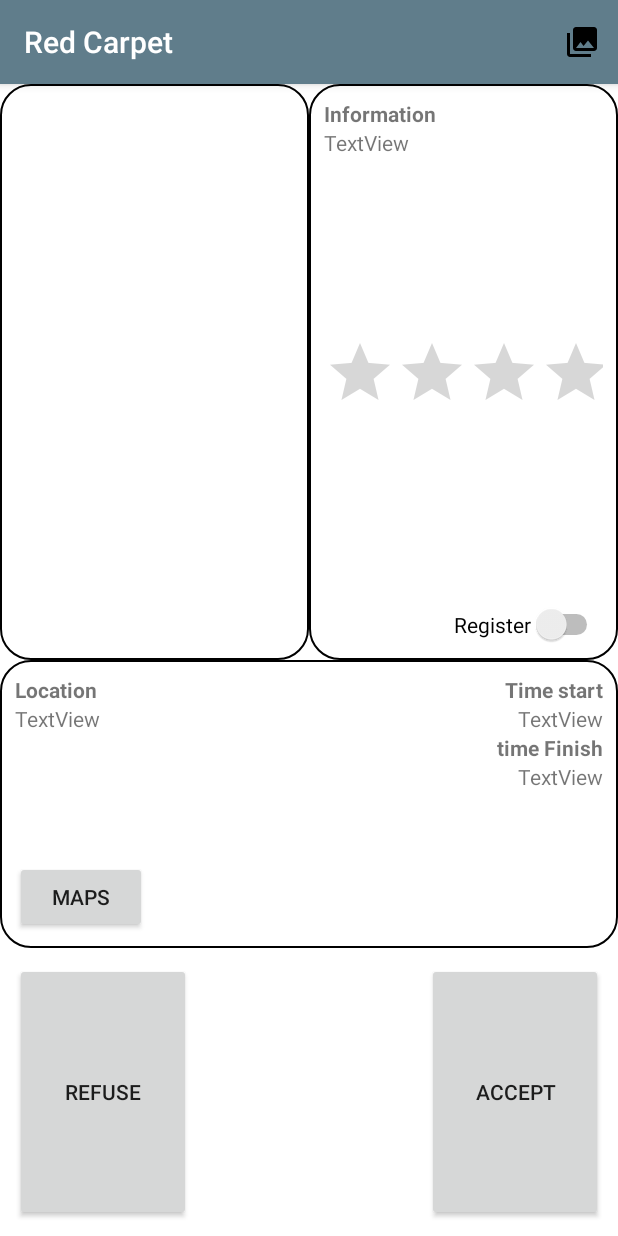
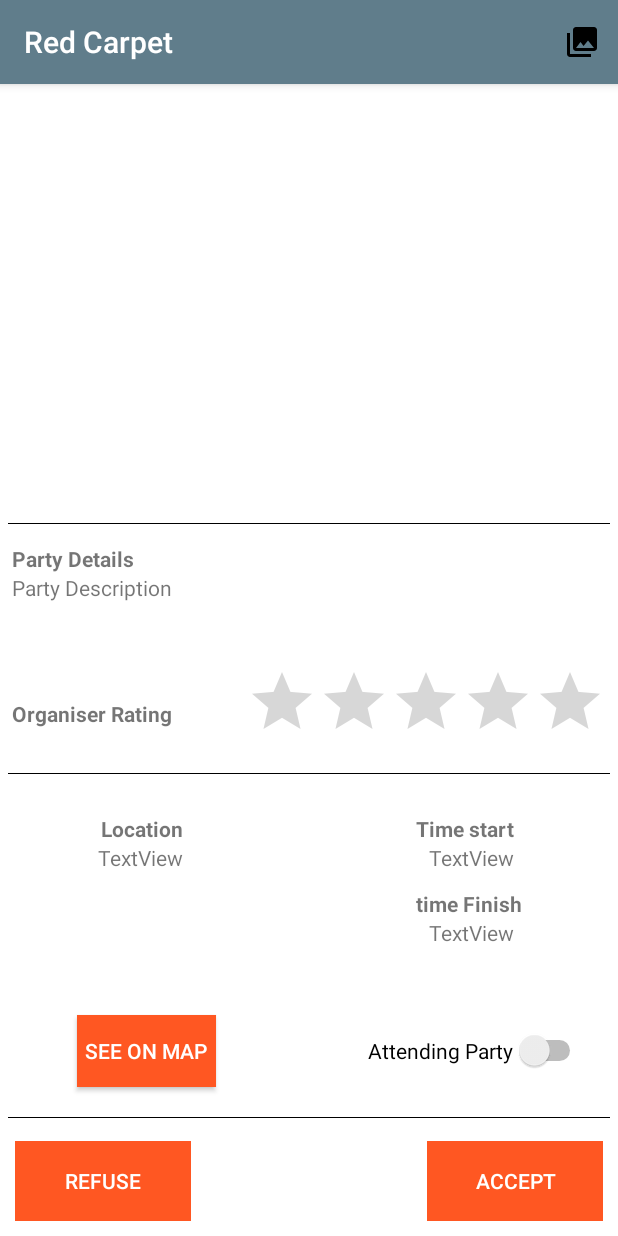
Before and after one commit to DiePharisaer/RedCarpet, an Android app: the PartiesActivity screen opened directly, with no data from a screen before it, on a phone screen of 412 x 824 dp. Run offline under Robolectric (Android 15) with nearby library versions, the phone set to English and light mode, and no system bars; our stand-ins replace Firebase (no records; nobody signed in at launch, a user with empty details on screens opened directly), Picasso; pictures from the network do not load; 2 statements that could not run were skipped.

Commit message:
layouts updated, small toolbar tweak 2

```diff
--- a/app/src/main/res/layout/activity_parties.xml
+++ b/app/src/main/res/layout/activity_parties.xml
@@ -5,21 +5,22 @@
     android:layout_width="match_parent"
     android:layout_height="match_parent"
     android:orientation="vertical"
+    android:weightSum="2"
     android:background="@color/md_white_1000"
     tools:context="com.tlc.laque.redcarpet.parties.PartiesActivity">
 
     <LinearLayout
 
         android:layout_width="match_parent"
-        android:layout_height="match_parent"
-        android:layout_weight="1"
-        android:orientation="horizontal">
+        android:layout_height="0dp"
+        android:layout_weight="1.2"
+        android:weightSum="2"
+        android:orientation="vertical">
 
         <LinearLayout
             android:layout_width="match_parent"
-            android:layout_height="match_parent"
-            android:layout_weight="1"
-            android:background="@drawable/border_all"
+            android:layout_height="0dp"
+            android:layout_weight="1.3"
             android:orientation="vertical">
 
             <ImageView
@@ -29,20 +30,36 @@
                 app:srcCompat="@drawable/common_full_open_on_phone" />
         </LinearLayout>
 
+        <View
+            android:layout_width="match_parent"
+            android:layout_height="0.5dp"
+            android:layout_margin="5dp"
+            android:background="#000000" />
+
         <RelativeLayout
             android:layout_width="match_parent"
-            android:layout_height="match_parent"
-            android:layout_weight="1"
-            android:background="@drawable/border_all">
+            android:layout_height="0dp"
+            android:padding="8dp"
+            android:layout_weight="0.7">
+
+            <TextView
+                android:id="@+id/textView3"
+                android:layout_width="wrap_content"
+                android:layout_height="wrap_content"
+                android:text="Organiser Rating"
+                android:textStyle="bold"
+                android:layout_marginBottom="16dp"
+                android:layout_alignParentBottom="true"
+                android:layout_alignParentStart="true" />
 
             <TextView
                 android:id="@+id/textView4"
                 android:layout_width="wrap_content"
                 android:layout_height="wrap_content"
-                android:layout_alignParentStart="true"
+                android:text="Party Details"
+                android:textStyle="bold"
                 android:layout_alignParentTop="true"
-                android:text="Information"
-                android:textStyle="bold" />
+                android:layout_alignParentStart="true" />
 
             <TextView
                 android:id="@+id/textViewInformation"
@@ -51,73 +68,89 @@
                 android:layout_alignParentEnd="true"
                 android:layout_alignParentStart="true"
                 android:layout_below="@+id/textView4"
-                android:text="TextView" />
+                android:text="Party Description"
+                android:layout_above="@+id/ratingBarOrganizer" />
+
+            <LinearLayout
+                android:layout_width="wrap_content"
+                android:layout_height="wrap_content"
+                android:layout_alignParentEnd="true"
+                android:layout_below="@+id/textViewInformation"
+                android:gravity="center_horizontal"
+                android:orientation="horizontal"
+                android:id="@+id/linearLayout">
+
+            </LinearLayout>
+
+            <RatingBar
+                android:id="@+id/ratingBarOrganizer"
+                style="?android:attr/ratingBarStyle"
+                android:layout_width="wrap_content"
+                android:layout_height="wrap_content"
+                android:layout_gravity="center"
+                android:isIndicator="true"
+                android:numStars="5"
+                android:scrollbarSize="5dp"
+                android:stepSize="0.1"
+                android:layout_alignParentBottom="true"
+                android:layout_alignEnd="@+id/linearLayout" />
+
+        </RelativeLayout>
+    </LinearLayout>
+
+    <View
+        android:id="@+id/view"
+        android:layout_width="match_parent"
+        android:layout_height="0.5dp"
+        android:layout_margin="5dp"
+        android:background="#000000" />
+
+    <LinearLayout
+        android:layout_width="match_parent"
+        android:layout_height="0dp"
+        android:layout_weight="0.8"
+        android:orientation="vertical"
+        android:weightSum="1">
+
+        <RelativeLayout
+            android:layout_width="match_parent"
+            android:layout_height="0dp"
+            android:layout_weight="0.75"
+            >
 
             <Switch
                 android:id="@+id/switchAttendingUs"
                 android:layout_width="wrap_content"
                 android:layout_height="wrap_content"
+                android:layout_marginEnd="21dp"
+                android:text="Attending Party"
+                android:layout_marginBottom="25dp"
                 android:layout_alignParentBottom="true"
-                android:layout_alignParentEnd="true"
-                android:text="Register" />
-
-            <LinearLayout
-                android:layout_width="match_parent"
-                android:layout_height="match_parent"
-                android:layout_above="@+id/switchAttendingUs"
-                android:layout_alignParentEnd="true"
-                android:layout_below="@+id/textViewInformation"
-                android:orientation="horizontal">
-
-                <RatingBar
-                    android:id="@+id/ratingBarOrganizer"
-                    style="?android:attr/ratingBarStyle"
-                    android:layout_width="match_parent"
-                    android:layout_height="wrap_content"
-                    android:isIndicator="true"
-                    android:numStars="5"
-                    android:layout_gravity="center"
-                    android:scrollbarSize="5dp"
-                    android:stepSize="0.1" />
-            </LinearLayout>
-
-        </RelativeLayout>
-    </LinearLayout>
-
-    <LinearLayout
-        android:layout_width="match_parent"
-        android:layout_height="match_parent"
-        android:layout_weight="1"
-        android:orientation="vertical">
-
-        <RelativeLayout
-            android:layout_width="match_parent"
-            android:layout_height="match_parent"
-            android:layout_weight="1.4"
-            android:background="@drawable/border_all">
+                android:layout_alignParentEnd="true" />
 
             <TextView
                 android:id="@+id/textView12"
                 android:layout_width="wrap_content"
                 android:layout_height="wrap_content"
-                android:layout_alignParentEnd="true"
+                android:text="time Finish"
+                android:textStyle="bold"
                 android:layout_below="@+id/textViewTimeStart"
-                android:text="time Finish"
-                android:textStyle="bold" />
+                android:layout_alignStart="@+id/textView10"
+                android:layout_marginTop="11dp" />
 
             <TextView
                 android:id="@+id/textViewLocation"
                 android:layout_width="wrap_content"
                 android:layout_height="wrap_content"
-                android:layout_alignParentStart="true"
-                android:layout_below="@+id/textView7"
+                android:layout_above="@+id/textView12"
+                android:layout_alignEnd="@+id/textView7"
                 android:text="TextView" />
 
             <TextView
                 android:id="@+id/textViewTimeFinish"
                 android:layout_width="wrap_content"
                 android:layout_height="wrap_content"
-                android:layout_alignParentEnd="true"
+                android:layout_alignEnd="@+id/textView10"
                 android:layout_below="@+id/textView12"
                 android:text="TextView" />
 
@@ -125,16 +158,18 @@
                 android:id="@+id/textView7"
                 android:layout_width="wrap_content"
                 android:layout_height="wrap_content"
+                android:layout_alignBaseline="@+id/textView10"
+                android:layout_alignBottom="@+id/textView10"
+                android:layout_alignStart="@+id/buttonMaps"
+                android:layout_marginStart="16dp"
                 android:text="Location"
-                android:textStyle="bold"
-                android:layout_alignParentTop="true"
-                android:layout_alignParentStart="true" />
+                android:textStyle="bold" />
 
             <TextView
                 android:id="@+id/textViewTimeStart"
                 android:layout_width="wrap_content"
                 android:layout_height="wrap_content"
-                android:layout_alignParentEnd="true"
+                android:layout_alignEnd="@+id/textView10"
                 android:layout_below="@+id/textView10"
                 android:text="TextView" />
 
@@ -142,25 +177,39 @@
                 android:id="@+id/textView10"
                 android:layout_width="wrap_content"
                 android:layout_height="wrap_content"
-                android:layout_alignParentEnd="true"
-                android:layout_alignTop="@+id/textView7"
+                android:layout_marginStart="32dp"
+                android:layout_marginTop="21dp"
                 android:text="Time start"
-                android:textStyle="bold" />
+                android:textStyle="bold"
+                android:layout_alignParentTop="true"
+                android:layout_alignStart="@+id/switchAttendingUs" />
 
             <Button
                 android:id="@+id/buttonMaps"
                 android:layout_width="wrap_content"
                 android:layout_height="wrap_content"
-                android:layout_alignParentBottom="true"
+                android:background="@color/colorAccent"
+                android:onClick="buttonPartyClick"
+                android:padding="5dp"
+                android:text="SEE ON MAP"
+                android:textColor="@color/md_white_1000"
+                android:layout_alignBaseline="@+id/switchAttendingUs"
+                android:layout_alignBottom="@+id/switchAttendingUs"
                 android:layout_alignParentStart="true"
-                android:onClick="buttonPartyClick"
-                android:text="MAPS" />
+                android:layout_marginStart="51dp" />
         </RelativeLayout>
+
+        <View
+            android:id="@+id/view2"
+            android:layout_width="match_parent"
+            android:layout_height="0.5dp"
+            android:layout_margin="5dp"
+            android:background="#000000" />
 
         <LinearLayout
             android:layout_width="match_parent"
-            android:layout_height="match_parent"
-            android:layout_weight="1.4"
+            android:layout_height="0dp"
+            android:layout_weight="0.25"
             android:orientation="vertical">
 
             <LinearLayout
@@ -181,8 +230,10 @@
                         android:layout_width="match_parent"
                         android:layout_height="match_parent"
                         android:layout_weight="1"
+                        android:background="@color/colorAccent"
                         android:onClick="buttonPartyClick"
-                        android:text="REFUSE" />
+                        android:text="REFUSE"
+                        android:textColor="@color/md_white_1000" />
                 </LinearLayout>
 
                 <LinearLayout
@@ -205,8 +256,11 @@
                         android:id="@+id/buttonAcceptParty"
                         android:layout_width="match_parent"
                         android:layout_height="match_parent"
+                        android:background="@color/colorAccent"
+                        android:elevation="0dp"
                         android:onClick="buttonPartyClick"
-                        android:text="ACCEPT" />
+                        android:text="ACCEPT"
+                        android:textColor="@color/md_white_1000" />
                 </LinearLayout>
             </LinearLayout>
 
@@ -228,8 +282,10 @@
                         android:layout_width="match_parent"
                         android:layout_height="match_parent"
                         android:layout_weight="1"
+                        android:background="@color/colorAccent"
                         android:onClick="buttonPartyClick"
-                        android:text="Attending" />
+                        android:text="Attending"
+                        android:textColor="@color/md_white_1000" />
                 </LinearLayout>
 
                 <LinearLayout
@@ -252,10 +308,13 @@
                         android:id="@+id/buttonChatParty"
                         android:layout_width="match_parent"
                         android:layout_height="match_parent"
+                        android:background="@color/colorAccent"
                         android:onClick="buttonPartyClick"
-                        android:text="CHAT" />
+                        android:text="CHAT"
+                        android:textColor="@color/md_white_1000" />
                 </LinearLayout>
             </LinearLayout>
+
             <LinearLayout
                 android:id="@+id/layoutUserPartyAttended"
                 android:layout_width="match_parent"
@@ -271,20 +330,22 @@
 
                 <RatingBar
                     android:id="@+id/rating"
-                    android:scrollbarSize="50dp"
+                    style="?android:attr/ratingBarStyle"
                     android:layout_width="wrap_content"
                     android:layout_height="wrap_content"
-                    style="?android:attr/ratingBarStyle"
                     android:numStars="5"
-                    android:stepSize="0.1"/>
+                    android:scrollbarSize="50dp"
+                    android:stepSize="0.1" />
 
                 <Button
                     android:id="@+id/buttonVoteParty"
                     android:layout_width="wrap_content"
                     android:layout_height="wrap_content"
                     android:layout_weight="1"
+                    android:background="@color/colorAccent"
                     android:onClick="buttonPartyClick"
-                    android:text="Button" />
+                    android:text="Button"
+                    android:textColor="@color/md_white_1000" />
 
             </LinearLayout>
         </LinearLayout>
--- a/app/src/main/res/layout/activity_user_setting.xml
+++ b/app/src/main/res/layout/activity_user_setting.xml
@@ -73,6 +73,8 @@
         android:layout_height="wrap_content"
         android:onClick="saveButton"
         android:text="SAVE"
+        android:background="@color/colorAccent"
+        android:textColor="@color/md_white_1000"
         android:layout_alignParentBottom="true"
         android:layout_alignParentEnd="true"
         android:layout_alignParentStart="true" />
--- a/app/src/main/res/layout/adapter_party_list.xml
+++ b/app/src/main/res/layout/adapter_party_list.xml
@@ -15,11 +15,13 @@
 
     <TextView
         android:id="@+id/textViewNamePartyList"
-        android:layout_width="match_parent"
+        android:layout_width="wrap_content"
         android:layout_height="wrap_content"
+        android:layout_marginStart="29dp"
         android:text="TextView"
         android:textSize="30dp"
         android:textStyle="bold"
+        android:layout_above="@+id/textViewLocationPartyList"
         android:layout_toEndOf="@+id/imageViewUserAdapter" />
 
     <TextView
@@ -36,7 +38,6 @@
         android:layout_height="wrap_content"
         android:text="50"
         android:textSize="30dp"
-        android:layout_alignBottom="@+id/textViewNamePartyList"
         android:layout_toStartOf="@+id/imageView5"
         android:layout_alignParentTop="true" />
 
```
